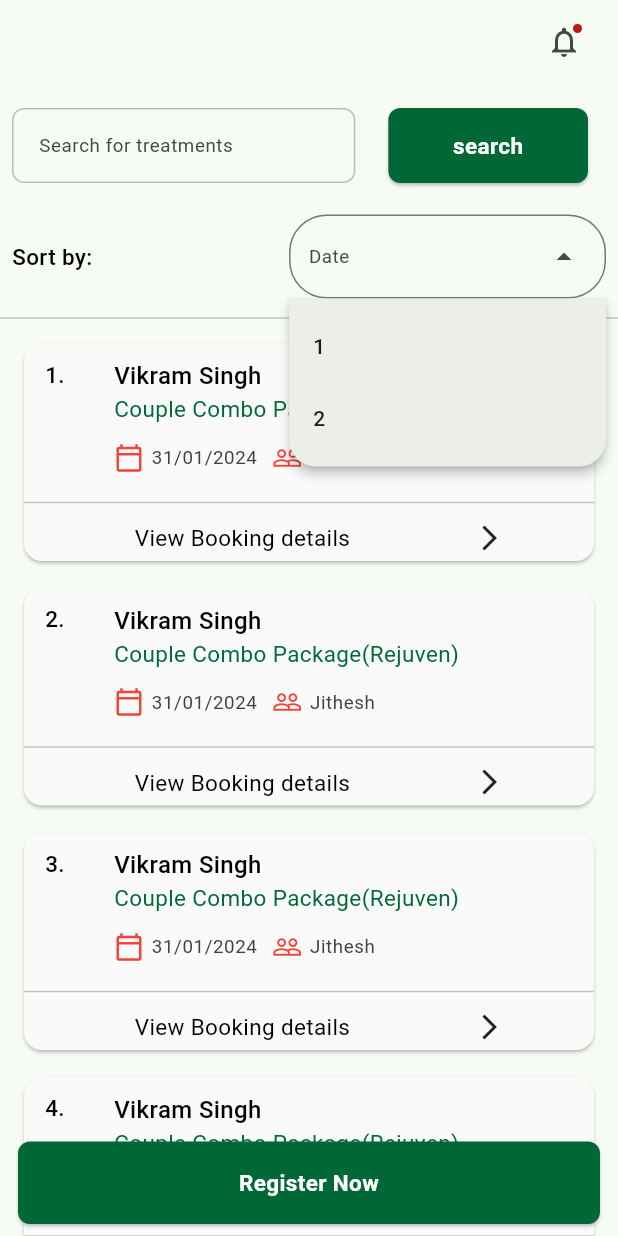
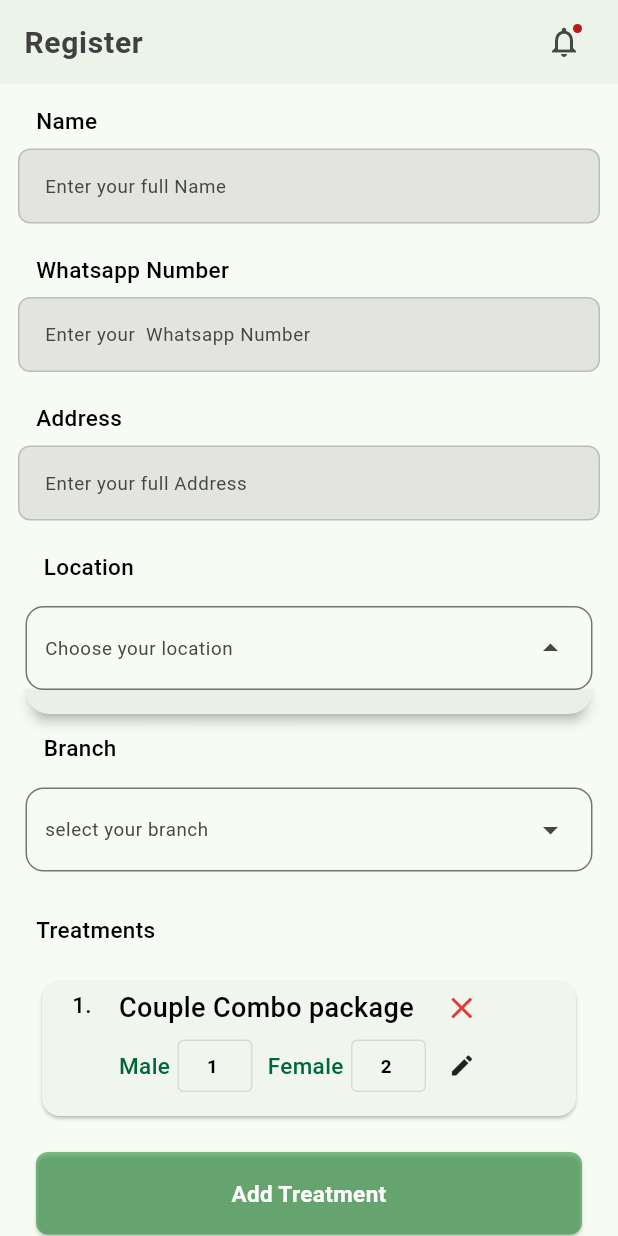
Before and after one commit to shuhaibkt02/Ayurvedic, a Flutter app: the screen it shows after launch, after a tap on the "arrow drop down" icon, on a phone screen of 412 x 824 dp. Run offline on Flutter 3.47's test engine with Material 3 defaults, Android fonts, the phone set to English and light mode, and no system bars; our stand-ins replace flutter_svg; project files that could hold a hidden picture were left out.

Commit message:
Register page ui completed

```diff
--- a/lib/main.dart
+++ b/lib/main.dart
@@ -1,4 +1,4 @@
-import 'package:ayurvedic/presentation/screen/home_screen.dart';
+import 'package:ayurvedic/presentation/screen/register_screen.dart';
 import 'package:ayurvedic/utils/constant.dart';
 import 'package:flutter/material.dart';
 
@@ -19,7 +19,7 @@ class MyApp extends StatelessWidget {
         useMaterial3: true,
         textTheme: textTheme,
       ),
-      home: const HomeScreen(),
+      home: const RegisterScreen(),
     );
   }
 }
--- a/lib/presentation/screen/home_screen.dart
+++ b/lib/presentation/screen/home_screen.dart
@@ -1,5 +1,6 @@
+import 'package:ayurvedic/presentation/widget/home/app_bar.dart';
 import 'package:ayurvedic/presentation/widget/home/patient_card.dart';
-import 'package:ayurvedic/presentation/widget/home/search_bar.dart';
+import 'package:ayurvedic/presentation/widget/home/custom_search_bar.dart';
 import 'package:ayurvedic/presentation/widget/home/sort_by_widget.dart';
 import 'package:ayurvedic/presentation/widget/login/custom_button.dart';
 import 'package:flutter/material.dart';
@@ -8,22 +9,7 @@ class HomeScreen extends StatelessWidget {
   const HomeScreen({super.key});
   @override
   Widget build(BuildContext context) {
-    AppBar appBar() {
-      return AppBar(
-        actions: [
-          Padding(
-            padding: const EdgeInsets.only(right: 12.0),
-            child: IconButton(
-              onPressed: () {},
-              icon: const Badge(
-                isLabelVisible: true,
-                child: Icon(Icons.notifications_none),
-              ),
-            ),
-          )
-        ],
-      );
-    }
+
 
     return Scaffold(
       appBar: appBar(),
--- a/lib/presentation/screen/register_screen.dart
+++ b/lib/presentation/screen/register_screen.dart
@@ -0,0 +1,139 @@
+import 'package:ayurvedic/presentation/widget/login/custom_button.dart';
+import 'package:ayurvedic/presentation/widget/login/custom_textfield.dart';
+import 'package:ayurvedic/presentation/widget/register/create_treatment.dart';
+import 'package:ayurvedic/presentation/widget/register/custom_dropdown.dart';
+import 'package:ayurvedic/presentation/widget/register/date_widget.dart';
+import 'package:ayurvedic/presentation/widget/register/option_radio.dart';
+import 'package:ayurvedic/presentation/widget/register/time_picker_widget.dart';
+import 'package:ayurvedic/presentation/widget/register/treatment_card.dart';
+import 'package:ayurvedic/utils/constant.dart';
+import 'package:flutter/material.dart';
+
+class RegisterScreen extends StatelessWidget {
+  const RegisterScreen({super.key});
+  @override
+  Widget build(BuildContext context) {
+    final textTheme = Theme.of(context).textTheme;
+    final TextEditingController nameController = TextEditingController();
+    final TextEditingController whatsappController = TextEditingController();
+    final TextEditingController addressController = TextEditingController();
+    final TextEditingController totalController = TextEditingController();
+    final TextEditingController discountController = TextEditingController();
+    final TextEditingController advanceController = TextEditingController();
+    final TextEditingController balanceController = TextEditingController();
+
+    AppBar _appBar() => AppBar(
+          elevation: 1,
+          title: Text(
+            'Register',
+            style: textTheme.bodyLarge?.copyWith(fontWeight: FontWeight.w600),
+          ),
+          actions: [
+            Padding(
+              padding: const EdgeInsets.only(right: 12.0),
+              child: IconButton(
+                onPressed: () {},
+                icon: const Badge(
+                  isLabelVisible: true,
+                  child: Icon(Icons.notifications_none),
+                ),
+              ),
+            )
+          ],
+        );
+    List<String> options = ['Name', "Whatsapp Number", "Address"];
+
+    return Scaffold(
+      appBar: _appBar(),
+      body: SingleChildScrollView(
+        child: Column(
+          children: [
+            Container(),
+            ...options.map(
+              (title) => title.contains('Whatsapp')
+                  ? CustomFormField(
+                      label: title,
+                      hintText: 'Enter your  $title',
+                      keyboardType: TextInputType.phone,
+                    )
+                  : CustomFormField(
+                      label: title, hintText: 'Enter your full $title'),
+            ),
+            CustomFormField(
+              label: 'Location',
+              child: CustomDropDown(
+                onSelected: (p0) {},
+                items: const [],
+                hintText: 'Choose your location',
+              ),
+            ),
+            CustomFormField(
+              label: 'Branch',
+              child: CustomDropDown(
+                onSelected: (p0) {},
+                items: const [],
+                hintText: 'select your branch',
+              ),
+            ),
+            CustomFormField(
+              label: 'Treatments',
+              child: Column(
+                crossAxisAlignment: CrossAxisAlignment.start,
+                children: [
+                  ...["ok"].map(
+                    (e) => TreatmentCard(
+                      indexOfCard: 1,
+                      packageName: 'Couple Combo package',
+                      maleCount: 1,
+                      femaleCount: 1,
+                      onEdit: () {},
+                      onDelete: () {},
+                    ),
+                  ),
+                  CustomButton(
+                    btnColor: treatmentColor,
+                    onPress: () {
+                      showModalBottomSheet(
+                        context: context,
+                        builder: (context) => const CreateTreatmentCard(),
+                      );
+                    },
+                    buttonLabel: 'Add Treatment',
+                  ),
+                ],
+              ),
+            ),
+            ...[
+              "Total Amount",
+              "Discount Amount",
+              "Payment Option",
+              "Advance Amount",
+              "Balance Amount"
+            ].map(
+              (title) => title.contains('Payment')
+                  ? CustomFormField(
+                      label: title,
+                      child: const OptionRadio(),
+                    )
+                  : CustomFormField(
+                      label: title,
+                      keyboardType: TextInputType.number,
+                    ),
+            ),
+            const CustomFormField(
+              label: 'Treatment Date',
+              child: DateWidget(),
+            ),
+            const CustomFormField(
+              label: 'Treatment Time',
+              child: TimePicker(),
+            ),
+            const SizedBox(height: 20),
+            CustomButton(onPress: () {}, buttonLabel: 'Save'),
+            const SizedBox(height: 20),
+          ],
+        ),
+      ),
+    );
+  }
+}
--- /dev/null
+++ b/lib/presentation/widget/home/app_bar.dart
@@ -0,0 +1,18 @@
+import 'package:flutter/material.dart';
+
+AppBar appBar() {
+  return AppBar(
+    actions: [
+      Padding(
+        padding: const EdgeInsets.only(right: 12.0),
+        child: IconButton(
+          onPressed: () {},
+          icon: const Badge(
+            isLabelVisible: true,
+            child: Icon(Icons.notifications_none),
+          ),
+        ),
+      )
+    ],
+  );
+}
--- a/lib/presentation/widget/login/custom_button.dart
+++ b/lib/presentation/widget/login/custom_button.dart
@@ -3,6 +3,7 @@ import 'package:flutter/material.dart';
 
 class CustomButton extends StatelessWidget {
   final VoidCallback onPress;
+  final Color? btnColor;
   final double? width;
   final double? btnHeight;
   final String buttonLabel;
@@ -12,6 +13,7 @@ class CustomButton extends StatelessWidget {
     required this.buttonLabel,
     this.width,
     this.btnHeight,
+    this.btnColor,
   });
 
   @override
@@ -26,7 +28,7 @@ class CustomButton extends StatelessWidget {
         style: ElevatedButton.styleFrom(
             alignment: Alignment.center,
             fixedSize: Size(width ?? mediaWidth, btnHeight ?? 55),
-            backgroundColor: buttonBackground,
+            backgroundColor: btnColor ?? buttonBackground,
             shape:
                 RoundedRectangleBorder(borderRadius: BorderRadius.circular(8))),
         child: Text(
--- a/lib/presentation/widget/login/custom_text.dart
+++ b/lib/presentation/widget/login/custom_text.dart
@@ -5,10 +5,13 @@ class CustomTextField extends StatelessWidget {
     super.key,
     required this.onTap,
     required this.hintText,
+    this.readOnly, this.suffix,
   });
 
   final VoidCallback? onTap;
   final String hintText;
+  final bool? readOnly;
+  final Widget? suffix;
 
   @override
   Widget build(BuildContext context) {
@@ -22,9 +25,11 @@ class CustomTextField extends StatelessWidget {
             color: Colors.grey.shade400,
           )),
       child: TextFormField(
+        readOnly: readOnly ?? false,
         onTap: onTap,
         style: textTheme.bodySmall,
         decoration: InputDecoration(
+          suffix: suffix,
           border: InputBorder.none,
           hintText: hintText,
           contentPadding: const EdgeInsets.symmetric(horizontal: 12),
--- a/lib/presentation/widget/login/custom_textfield.dart
+++ b/lib/presentation/widget/login/custom_textfield.dart
@@ -1,18 +1,25 @@
+import 'package:ayurvedic/utils/constant.dart';
 import 'package:flutter/material.dart';
 
 class CustomFormField extends StatelessWidget {
   final String label;
-  final String hintText;
+  final String? hintText;
   final VoidCallback? onTap;
   final bool? isObscure;
   final bool? noTitle;
+  final Widget? suffix;
+  final TextInputType? keyboardType;
+  final Widget? child;
   const CustomFormField({
     super.key,
     required this.label,
-    required this.hintText,
+    this.hintText,
     this.onTap,
     this.isObscure,
     this.noTitle,
+    this.child,
+    this.keyboardType,
+    this.suffix,
   });
 
   @override
@@ -20,7 +27,7 @@ class CustomFormField extends StatelessWidget {
     final textTheme = Theme.of(context).textTheme;
 
     return Padding(
-      padding: const EdgeInsets.symmetric(horizontal: 12.0, vertical: 8),
+      padding: const EdgeInsets.symmetric(horizontal: 12.0, vertical: 6),
       child: Column(
         crossAxisAlignment: CrossAxisAlignment.start,
         children: [
@@ -28,20 +35,26 @@ class CustomFormField extends StatelessWidget {
             padding: const EdgeInsets.symmetric(vertical: 8.0, horizontal: 12),
             child: Text(label, style: textTheme.bodyMedium),
           ),
+          child ??
               Container(
                 padding: const EdgeInsets.symmetric(horizontal: 5),
                 decoration: BoxDecoration(
+                    color: textFieldBgColor,
                     borderRadius: BorderRadius.circular(8),
                     border: Border.all(
                       color: Colors.grey.shade400,
                     )),
                 child: TextFormField(
+                  autofocus: true,
+                  focusNode: FocusNode(),
+                  keyboardType: keyboardType,
                   obscureText: isObscure ?? false,
                   onTap: onTap,
                   style: textTheme.bodySmall,
                   decoration: InputDecoration(
                     border: InputBorder.none,
-                hintText: hintText,
+                    suffix: suffix,
+                    hintText: hintText ?? '',
                     contentPadding: const EdgeInsets.symmetric(horizontal: 12),
                   ),
                 ),
--- /dev/null
+++ b/lib/presentation/widget/register/create_treatment.dart
@@ -0,0 +1,105 @@
+import 'package:ayurvedic/presentation/widget/login/custom_button.dart';
+import 'package:ayurvedic/presentation/widget/login/custom_textfield.dart';
+import 'package:ayurvedic/presentation/widget/register/custom_dropdown.dart';
+import 'package:flutter/material.dart';
+
+class CreateTreatmentCard extends StatelessWidget {
+  const CreateTreatmentCard({
+    super.key,
+  });
+
+  @override
+  Widget build(BuildContext context) {
+    return ClipRRect(
+      borderRadius: const BorderRadius.vertical(top: Radius.circular(18)),
+      child: Padding(
+        padding: const EdgeInsets.all(12.0),
+        child: Column(
+          children: [
+            const SizedBox(height: 10),
+            const CustomFormField(
+              label: 'Choose Treatment',
+              child: CustomDropDown(
+                  items: [], hintText: 'Choose prefered treatment'),
+            ),
+            const CustomFormField(
+              label: 'Add Patients',
+              child: Column(
+                children: [
+                  _GenderBox(
+                    gender: 'Male',
+                    valueIn: 1,
+                  ),
+                  SizedBox(height: 8),
+                  _GenderBox(
+                    gender: 'Female',
+                    valueIn: 2,
+                  ),
+                ],
+              ),
+            ),
+            CustomButton(onPress: () {}, buttonLabel: 'Save')
+          ],
+        ),
+      ),
+    );
+  }
+}
+
+class _GenderBox extends StatelessWidget {
+  final String gender;
+  final int valueIn;
+  const _GenderBox({required this.gender, required this.valueIn});
+
+  @override
+  Widget build(BuildContext context) {
+    return SizedBox(
+      height: 50,
+      child: Row(
+        crossAxisAlignment: CrossAxisAlignment.start,
+        children: [
+          Container(
+            width: 110,
+            decoration: BoxDecoration(
+              borderRadius: BorderRadius.circular(14),
+              border: Border.all(width: 1, color: Colors.grey),
+            ),
+            child: Center(
+              child: Text(gender, textAlign: TextAlign.start),
+            ),
+          ),
+          const SizedBox(width: 20),
+          Expanded(
+            child: Row(
+              mainAxisAlignment: MainAxisAlignment.spaceBetween,
+              children: [
+                ElevatedButton(
+                    onPressed: () {},
+                    style:
+                        ElevatedButton.styleFrom(shape: const CircleBorder()),
+                    child: const Icon(Icons.add, size: 15)),
+                SizedBox(
+                  width: 50,
+                  child: Container(
+                    decoration: BoxDecoration(
+                      borderRadius: BorderRadius.circular(14),
+                      border: Border.all(width: 1, color: Colors.grey),
+                    ),
+                    child: Center(
+                      child: Text('$valueIn'),
+                    ),
+                  ),
+                ),
+                ElevatedButton(
+                    onPressed: () {},
+                    style:
+                        ElevatedButton.styleFrom(shape: const CircleBorder()),
+                    child: const Icon(Icons.add, size: 15)),
+              ],
+            ),
+          ),
+        ],
+      ),
+    );
+  }
+}
--- /dev/null
+++ b/lib/presentation/widget/register/custom_dropdown.dart
@@ -0,0 +1,51 @@
+import 'package:flutter/material.dart';
+
+class CustomDropDown extends StatelessWidget {
+  final String hintText;
+  final List<String> items;
+  final double? dropWidth;
+
+  final void Function(String?)? onSelected;
+  const CustomDropDown({
+    super.key,
+    required this.items,
+    this.onSelected,
+    required this.hintText,
+    this.dropWidth,
+  });
+
+  @override
+  Widget build(BuildContext context) {
+    double width = MediaQuery.sizeOf(context).width;
+    final textTheme = Theme.of(context).textTheme;
+
+    return Padding(
+      padding: const EdgeInsets.symmetric(vertical: 8.0, horizontal: 0),
+      child: DropdownMenu<String>(
+        width: dropWidth ?? width / 1.09,
+        hintText: hintText,
+        textStyle: textTheme.bodySmall,
+        menuStyle: MenuStyle(
+          maximumSize: MaterialStatePropertyAll(Size(width / 1.09, width)),
+          shape: const MaterialStatePropertyAll(
+            RoundedRectangleBorder(
+              borderRadius: BorderRadius.vertical(bottom: Radius.circular(18)),
+            ),
+          ),
+        ),
+        inputDecorationTheme: InputDecorationTheme(
+          border: OutlineInputBorder(
+            gapPadding: 1,
+            borderRadius: BorderRadius.circular(12),
+          ),
+        ),
+        onSelected: onSelected,
+        dropdownMenuEntries: items
+            .map(
+              (item) => DropdownMenuEntry(value: item, label: '$item'),
+            )
+            .toList(),
+      ),
+    );
+  }
+}
--- /dev/null
+++ b/lib/presentation/widget/register/date_widget.dart
@@ -0,0 +1,33 @@
+import 'package:ayurvedic/presentation/widget/login/custom_text.dart';
+import 'package:ayurvedic/utils/constant.dart';
+import 'package:flutter/material.dart';
+
+class DateWidget extends StatelessWidget {
+  const DateWidget({super.key});
+
+  @override
+  Widget build(BuildContext context) {
+    Future<void> datePicker(BuildContext context) async {
+      final DateTime? pickedDate = await showDatePicker(
+        context: context,
+        initialDatePickerMode: DatePickerMode.day,
+        initialDate: DateTime.now(),
+        firstDate: DateTime(2015, 1, 1),
+        lastDate: DateTime(2100),
+      );
+      print(pickedDate);
+    }
+
+    return CustomTextField(
+      readOnly: true,
+      onTap: () {
+        datePicker(context);
+      },
+      hintText: '',
+      suffix: const Icon(
+        Icons.calendar_today_outlined,
+        color: packageTextColor,
+      ),
+    );
+  }
+}
--- /dev/null
+++ b/lib/presentation/widget/register/option_radio.dart
@@ -0,0 +1,31 @@
+import 'package:flutter/material.dart';
+
+class OptionRadio extends StatelessWidget {
+  const OptionRadio({super.key});
+
+  @override
+  Widget build(BuildContext context) {
+    String selectedindex = 'Cash';
+
+    List<String> payment = ["Cash", "Card", "UPI"];
+    return Padding(
+      padding: const EdgeInsets.symmetric(horizontal: 8.0),
+      child: Row(
+        mainAxisAlignment: MainAxisAlignment.spaceBetween,
+        children: List.generate(
+          payment.length,
+          (index) => Row(
+            children: [
+              Radio<String>(
+                value: payment[index],
+                groupValue: selectedindex,
+                onChanged: (value) {},
+              ),
+              Text(payment[index]),
+            ],
+          ),
+        ),
+      ),
+    );
+  }
+}
--- /dev/null
+++ b/lib/presentation/widget/register/time_picker_widget.dart
@@ -0,0 +1,40 @@
+import 'package:ayurvedic/presentation/widget/register/custom_dropdown.dart';
+import 'package:flutter/material.dart';
+
+class TimePicker extends StatelessWidget {
+  const TimePicker({
+    super.key,
+  });
+
+  @override
+  Widget build(BuildContext context) {
+    double mediaWidth = MediaQuery.sizeOf(context).width;
+
+    return Row(
+      crossAxisAlignment: CrossAxisAlignment.center,
+      mainAxisAlignment: MainAxisAlignment.spaceBetween,
+      children: [
+        SizedBox(
+          width: mediaWidth / 2.2,
+          // color: Colors.red,
+          height: 50,
+          child: CustomDropDown(
+            items: [for (int i = 1; i <= 12; i++) '$i'],
+            hintText: 'Hours',
+            dropWidth: mediaWidth / 2.3,
+          ),
+        ),
+        const SizedBox(width: 5),
+        SizedBox(
+          width: mediaWidth / 2.2,
+          height: 50,
+          child: CustomDropDown(
+            items: [for (int i = 0; i < 60; i++) '$i'],
+            hintText: 'Minutes',
+            dropWidth: mediaWidth / 2.3,
+          ),
+        ),
+      ],
+    );
+  }
+}
--- /dev/null
+++ b/lib/presentation/widget/register/treatment_card.dart
@@ -0,0 +1,135 @@
+import 'package:ayurvedic/utils/constant.dart';
+import 'package:flutter/material.dart';
+import 'package:flutter/widgets.dart';
+
+class TreatmentCard extends StatelessWidget {
+  final int maleCount;
+  final int femaleCount;
+  final String packageName;
+  final int indexOfCard;
+  final VoidCallback onEdit;
+  final VoidCallback onDelete;
+  const TreatmentCard({
+    super.key,
+    required this.indexOfCard,
+    required this.packageName,
+    required this.maleCount,
+    required this.femaleCount,
+    required this.onEdit,
+    required this.onDelete,
+  });
+
+  @override
+  Widget build(BuildContext context) {
+    double width = MediaQuery.sizeOf(context).width;
+    final textTheme = Theme.of(context).textTheme;
+
+    return Padding(
+      padding: const EdgeInsets.all(12.0),
+      child: Card(
+        child: SizedBox(
+          height: 90,
+          width: width,
+          child: Padding(
+            padding: const EdgeInsets.symmetric(horizontal: 12.0, vertical: 5),
+            child: Row(
+              crossAxisAlignment: CrossAxisAlignment.start,
+              children: [
+                Padding(
+                  padding: const EdgeInsets.symmetric(horizontal: 8.0),
+                  child: Text('$indexOfCard.'),
+                ),
+                const SizedBox(width: 10),
+                Column(
+                  crossAxisAlignment: CrossAxisAlignment.start,
+                  children: [
+                    Row(
+                      mainAxisAlignment: MainAxisAlignment.spaceBetween,
+                      children: [
+                        Text(
+                          packageName,
+                          style: textTheme.bodyMedium?.copyWith(fontSize: 18),
+                        ),
+                        const SizedBox(width: 20),
+                        GestureDetector(
+                          onTap: onDelete,
+                          child: Icon(
+                            Icons.close,
+                            color: Colors.red.shade600,
+                          ),
+                        )
+                      ],
+                    ),
+                    const SizedBox(height: 8),
+                    Row(
+                      children: [
+                        _GenderBox(
+                          gender: 'Male',
+                          textTheme: textTheme,
+                          value: 1,
+                        ),
+                        const SizedBox(width: 10),
+                        _GenderBox(
+                          gender: 'Female',
+                          textTheme: textTheme,
+                          value: 2,
+                        ),
+                        const SizedBox(width: 15),
+                        InkWell(
+                          onTap: onEdit,
+                          child: const Icon(Icons.edit, size: 18),
+                        )
+                      ],
+                    ),
+                  ],
+                )
+              ],
+            ),
+          ),
+        ),
+      ),
+    );
+  }
+}
+
+class _GenderBox extends StatelessWidget {
+  final String gender;
+  final int value;
+  final TextTheme textTheme;
+  const _GenderBox({
+    required this.gender,
+    required this.textTheme,
+    required this.value,
+  });
+
+  @override
+  Widget build(BuildContext context) {
+    return Row(
+      mainAxisSize: MainAxisSize.min,
+      children: [
+        Text(
+          gender,
+          style: textTheme.bodyMedium?.copyWith(color: packageTextColor),
+        ),
+        const SizedBox(width: 5),
+        SizedBox(
+          width: 50,
+          height: 35,
+          child: TextField(
+            readOnly: true,
+            style: textTheme.bodySmall,
+            decoration: InputDecoration(
+              hintText: '   $value',
+              hintStyle: const TextStyle(
+                  fontWeight: FontWeight.bold, color: Colors.black),
+              enabled: false,
+              contentPadding: const EdgeInsets.symmetric(horizontal: 5),
+              border: const OutlineInputBorder(
+                  borderSide: BorderSide(color: Colors.grey)),
+            ),
+          ),
+        )
+      ],
+    );
+  }
+}
--- a/lib/utils/constant.dart
+++ b/lib/utils/constant.dart
@@ -8,6 +8,8 @@ const Color linkText = Color(0xFF0028FC);
 const Color buttonBackground = Color(0xFF006837);
 const Color bodyLargeColor = Color(0xFF404040);
 const Color packageTextColor = Color(0xFF006837);
+const Color treatmentColor = Color(0xA0389A48);
+const Color textFieldBgColor =  Color(0xAAD9D9D9);
 
 const TextTheme textTheme = TextTheme(
   bodyLarge: TextStyle(
```
Also changed, not shown: lib/presentation/widget/home/custom_search_bar.dart (renamed from lib/presentation/widget/home/search_bar.dart). Lines whose indentation alone changed are shown as unchanged.
